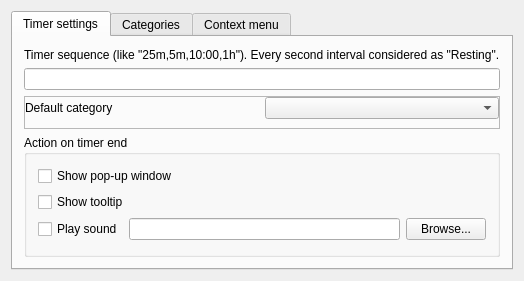
The window that TimerTrack/TimerTrack/SettingsWindow.ui (sergrt/timertrack) describes before a commit, drawn with Qt 5.
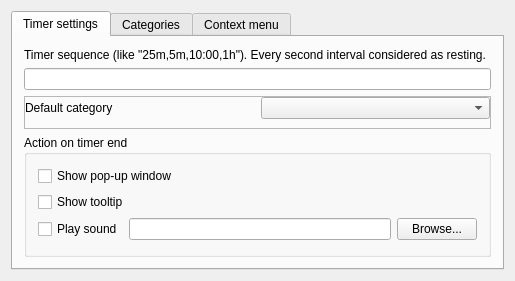
The same window after the commit.

```diff
--- a/TimerTrack/TimerTrack/SettingsWindow.ui
+++ b/TimerTrack/TimerTrack/SettingsWindow.ui
@@ -27,7 +27,7 @@
        <item row="0" column="0">
         <widget class="QLabel" name="label">
          <property name="text">
-          <string>Timer sequence (like &quot;25m,5m,10:00,1h&quot;). Every second interval considered as &quot;Resting&quot;.</string>
+          <string>Timer sequence (like &quot;25m,5m,10:00,1h&quot;). Every second interval considered as resting.</string>
          </property>
         </widget>
        </item>
```
